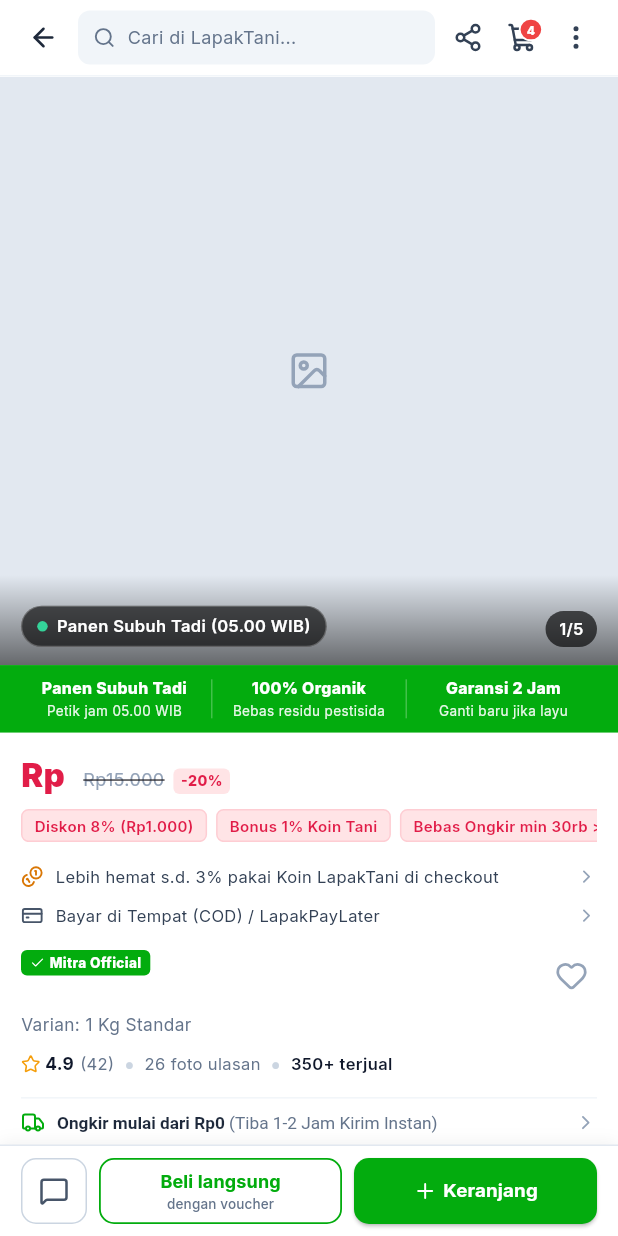
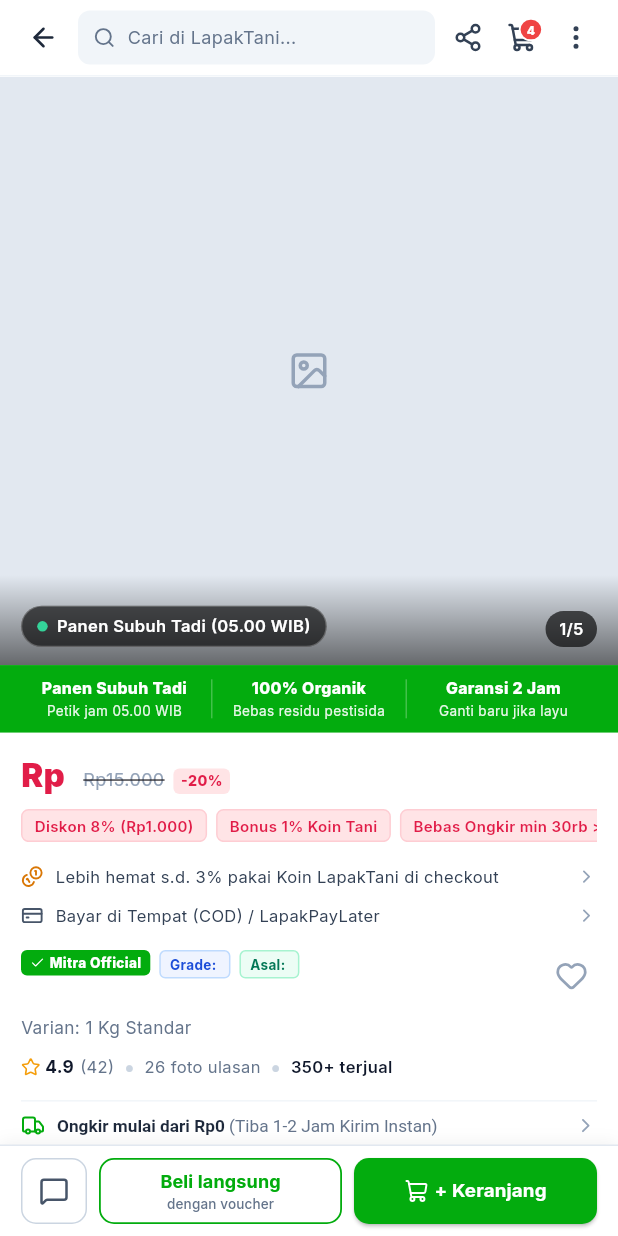
Before and after one commit to ZenixSoftware/LapakTani, a Flutter app: the ProductDetailScreen screen opened directly with empty values, on a phone screen of 412 x 824 dp. Run offline on Flutter 3.47's test engine with Material 3 defaults, Android fonts, the phone set to English and light mode, and no system bars; our stand-ins replace flutter_animate, flutter_svg, google_fonts, image_cropper, image_picker, lucide_icons and 2 more; accounts and stored records are empty; network calls fail.

Commit message:
feat(buyer): finalize US-11 checklist by ensuring functional search, grade info, and cart buttons in buyer catalog

```diff
--- a/lapaktani_app/lib/features/product/product_detail_screen.dart
+++ b/lapaktani_app/lib/features/product/product_detail_screen.dart
@@ -53,7 +53,7 @@ class _ProductDetailScreenState extends State<ProductDetailScreen> {
     ScaffoldMessenger.of(context).showSnackBar(
       SnackBar(
         content: Text(
-          '${_data['title'] ?? 'Produk'} berhasil ditambahkan ke keranjang.',
+          'Ditambahkan ke keranjang',
           style: GoogleFonts.inter(fontSize: 12),
         ),
         backgroundColor: const Color(0xFF03AC0E),
@@ -199,8 +199,12 @@ class _ProductDetailScreenState extends State<ProductDetailScreen> {
     final num numericPrice = num.tryParse(rawPrice.toString()) ?? 12000;
     final strikethroughPriceStr = _formatRupiah((numericPrice * 1.25).round());
     final unit = _data['unit_name']?.toString() ?? _data['unit']?.toString() ?? '/kg';
-    final location = _data['village_name']?.toString() ?? _data['location']?.toString() ?? 'Batu, Malang';
-    final grade = _data['grade']?.toString() ?? 'Grade A';
+    final location = _data['village_name']?.toString() ?? _data['location']?.toString() ?? 'Lembang, Bandung Barat';
+    final poktan = _data['poktan_name']?.toString() ??
+        _data['farm_name']?.toString() ??
+        _data['merchant_name']?.toString() ??
+        'Poktan Manik Sari';
+    final grade = _data['grade_label']?.toString() ?? _data['grade']?.toString() ?? 'Grade A (Super)';
     final category = _data['category']?.toString() ?? 'Sayuran Segar Organik';
     final imageUrl = _data['image_url']?.toString() ?? _data['imageUrl']?.toString() ?? '';
     final defaultDesc =
@@ -228,6 +232,8 @@ class _ProductDetailScreenState extends State<ProductDetailScreen> {
                       strikethroughPriceStr: strikethroughPriceStr,
                       unit: unit,
                       title: title,
+                      grade: grade,
+                      poktan: poktan,
                     ),
                     _buildSectionDivider(),
                     _buildReviewsSection(),
@@ -237,6 +243,7 @@ class _ProductDetailScreenState extends State<ProductDetailScreen> {
                     _buildSpecsAndDescriptionSection(
                       category: category,
                       location: location,
+                      poktan: poktan,
                       grade: grade,
                       description: description,
                     ),
@@ -573,6 +580,8 @@ class _ProductDetailScreenState extends State<ProductDetailScreen> {
     required String strikethroughPriceStr,
     required String unit,
     required String title,
+    required String grade,
+    required String poktan,
   }) {
     return Padding(
       padding: const EdgeInsets.fromLTRB(14, 12, 14, 10),
@@ -659,7 +668,9 @@ class _ProductDetailScreenState extends State<ProductDetailScreen> {
                 child: Column(
                   crossAxisAlignment: CrossAxisAlignment.start,
                   children: [
-                    Row(
+                    Wrap(
+                      spacing: 6,
+                      runSpacing: 4,
                       children: [
                         Container(
                           padding: const EdgeInsets.symmetric(horizontal: 6, vertical: 2),
@@ -681,6 +692,38 @@ class _ProductDetailScreenState extends State<ProductDetailScreen> {
                                 ),
                               ),
                             ],
+                          ),
+                        ),
+                        Container(
+                          padding: const EdgeInsets.symmetric(horizontal: 6, vertical: 2),
+                          decoration: BoxDecoration(
+                            color: const Color(0xFFEFF4FF),
+                            borderRadius: BorderRadius.circular(4),
+                            border: Border.all(color: const Color(0xFFBFDBFE)),
+                          ),
+                          child: Text(
+                            'Grade: $grade',
+                            style: GoogleFonts.inter(
+                              fontSize: 9.0,
+                              fontWeight: FontWeight.w700,
+                              color: const Color(0xFF1D4ED8),
+                            ),
+                          ),
+                        ),
+                        Container(
+                          padding: const EdgeInsets.symmetric(horizontal: 6, vertical: 2),
+                          decoration: BoxDecoration(
+                            color: const Color(0xFFECFDF5),
+                            borderRadius: BorderRadius.circular(4),
+                            border: Border.all(color: const Color(0xFFA7F3D0)),
+                          ),
+                          child: Text(
+                            'Asal: $poktan',
+                            style: GoogleFonts.inter(
+                              fontSize: 9.0,
+                              fontWeight: FontWeight.w700,
+                              color: const Color(0xFF047857),
+                            ),
                           ),
                         ),
                       ],
@@ -1231,6 +1274,7 @@ class _ProductDetailScreenState extends State<ProductDetailScreen> {
   Widget _buildSpecsAndDescriptionSection({
     required String category,
     required String location,
+    required String poktan,
     required String grade,
     required String description,
   }) {
@@ -1240,7 +1284,7 @@ class _ProductDetailScreenState extends State<ProductDetailScreen> {
         crossAxisAlignment: CrossAxisAlignment.start,
         children: [
           Text(
-            'Spesifikasi',
+            'Spesifikasi Produk',
             style: GoogleFonts.inter(
               fontSize: 13.5,
               fontWeight: FontWeight.w700,
@@ -1248,10 +1292,10 @@ class _ProductDetailScreenState extends State<ProductDetailScreen> {
             ),
           ),
           const SizedBox(height: 6),
-          _buildSpecRow('Etalase', category, isGreen: true),
+          _buildSpecRow('Grade Kualitas', grade, isGreen: true),
+          _buildSpecRow('Asal Poktan/Kebun', '$poktan ($location)'),
+          _buildSpecRow('Etalase Kategori', category),
           _buildSpecRow('Berat Satuan', '1 Kg'),
-          _buildSpecRow('Asal Daerah', location),
-          _buildSpecRow('Kualitas', grade),
           _buildSpecRow('Masa Simpan', '5 - 7 Hari (Kulkas)'),
           const SizedBox(height: 12),
           Text(
@@ -1658,10 +1702,10 @@ class _ProductDetailScreenState extends State<ProductDetailScreen> {
                   child: Row(
                     mainAxisAlignment: MainAxisAlignment.center,
                     children: [
-                      const Icon(LucideIcons.plus, size: 16),
+                      const Icon(LucideIcons.shoppingCart, size: 16),
                       const SizedBox(width: 4),
                       Text(
-                        'Keranjang',
+                        '+ Keranjang',
                         style: GoogleFonts.inter(
                           fontSize: 12.5,
                           fontWeight: FontWeight.w700,
```
